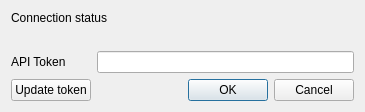
The window that qt_forms/login_popup.ui (chernig/tradebot) describes before a commit, drawn with Qt 5.
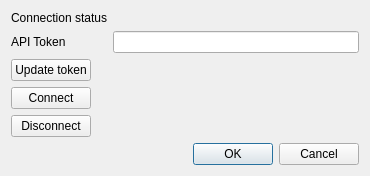
The same window after the commit.

Diff of the .ui file:
```diff
--- a/qt_forms/login_popup.ui
+++ b/qt_forms/login_popup.ui
@@ -6,15 +6,15 @@
    <rect>
     <x>0</x>
     <y>0</y>
-    <width>365</width>
-    <height>112</height>
+    <width>370</width>
+    <height>158</height>
    </rect>
   </property>
   <property name="windowTitle">
    <string>Dialog</string>
   </property>
   <layout class="QFormLayout" name="formLayout">
-   <item row="0" column="0" colspan="2">
+   <item row="0" column="0">
     <widget class="QLabel" name="label">
      <property name="text">
       <string>Connection status</string>
@@ -24,31 +24,31 @@
      </property>
     </widget>
    </item>
-   <item row="1" column="1">
+   <item row="0" column="1">
     <widget class="QLabel" name="label_2">
      <property name="text">
       <string/>
      </property>
     </widget>
    </item>
-   <item row="2" column="0">
+   <item row="1" column="0">
     <widget class="QLabel" name="label_3">
      <property name="text">
       <string>API Token</string>
      </property>
     </widget>
    </item>
-   <item row="2" column="1">
+   <item row="1" column="1">
     <widget class="QLineEdit" name="lineEdit"/>
    </item>
-   <item row="3" column="0">
+   <item row="2" column="0">
     <widget class="QPushButton" name="pushButton">
      <property name="text">
       <string>Update token</string>
      </property>
     </widget>
    </item>
-   <item row="3" column="1">
+   <item row="5" column="0" colspan="2">
     <widget class="QDialogButtonBox" name="buttonBox">
      <property name="orientation">
       <enum>Qt::Horizontal</enum>
@@ -58,6 +58,20 @@
      </property>
     </widget>
    </item>
+   <item row="3" column="0">
+    <widget class="QPushButton" name="pushButton_2">
+     <property name="text">
+      <string>Connect</string>
+     </property>
+    </widget>
+   </item>
+   <item row="4" column="0">
+    <widget class="QPushButton" name="pushButton_3">
+     <property name="text">
+      <string>Disconnect</string>
+     </property>
+    </widget>
+   </item>
   </layout>
  </widget>
  <resources/>
```
